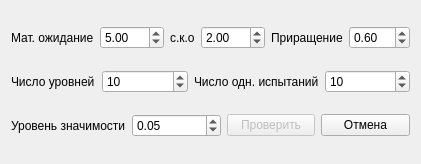
Old version of the form dialog.ui in the repository NikoOtiN/statistic2.
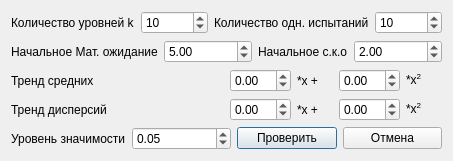
New version of the form.

The edit to the form file:
```diff
--- a/dialog.ui
+++ b/dialog.ui
@@ -6,8 +6,8 @@
    <rect>
     <x>0</x>
     <y>0</y>
-    <width>414</width>
-    <height>164</height>
+    <width>419</width>
+    <height>161</height>
    </rect>
   </property>
   <property name="windowTitle">
@@ -31,12 +31,50 @@
      <property name="leftMargin">
       <number>0</number>
      </property>
+     <item>
+      <layout class="QHBoxLayout" name="horizontalLayout_3">
+       <item>
+        <widget class="QLabel" name="label_6">
+         <property name="text">
+          <string>Количество уровней k</string>
+         </property>
+        </widget>
+       </item>
+       <item>
+        <widget class="QSpinBox" name="count_level">
+         <property name="maximum">
+          <number>100000</number>
+         </property>
+         <property name="value">
+          <number>10</number>
+         </property>
+        </widget>
+       </item>
+       <item>
+        <widget class="QLabel" name="label_4">
+         <property name="text">
+          <string>Количество одн. испытаний</string>
+         </property>
+        </widget>
+       </item>
+       <item>
+        <widget class="QSpinBox" name="size_n">
+         <property name="maximum">
+          <number>100000</number>
+         </property>
+         <property name="value">
+          <number>10</number>
+         </property>
+        </widget>
+       </item>
+      </layout>
+     </item>
      <item>
       <layout class="QHBoxLayout" name="horizontalLayout_5">
        <item>
         <widget class="QLabel" name="label_3">
          <property name="text">
-          <string>Мат. ожидание</string>
+          <string>Начальное Мат. ожидание</string>
          </property>
         </widget>
        </item>
@@ -53,7 +91,7 @@
        <item>
         <widget class="QLabel" name="label_2">
          <property name="text">
-          <string>с.к.о</string>
+          <string>Начальное с.к.о</string>
          </property>
         </widget>
        </item>
@@ -67,60 +105,91 @@
          </property>
         </widget>
        </item>
+      </layout>
+     </item>
+     <item>
+      <layout class="QHBoxLayout" name="horizontalLayout_2">
        <item>
         <widget class="QLabel" name="label">
          <property name="text">
-          <string>Приращение</string>
+          <string>Тренд средних</string>
          </property>
         </widget>
        </item>
        <item>
-        <widget class="QDoubleSpinBox" name="inc">
+        <layout class="QHBoxLayout" name="horizontalLayout_7">
+         <item>
+          <widget class="QDoubleSpinBox" name="trend_mean_SB1">
          <property name="minimum">
           <double>-99.000000000000000</double>
          </property>
-         <property name="value">
-          <double>0.600000000000000</double>
+          </widget>
+         </item>
+         <item>
+          <widget class="QLabel" name="label_8">
+           <property name="text">
+            <string>*x + </string>
          </property>
         </widget>
        </item>
-      </layout>
-     </item>
+         <item>
+          <widget class="QDoubleSpinBox" name="trend_mean_SB2">
+           <property name="minimum">
+            <double>-99.000000000000000</double>
+           </property>
+          </widget>
+         </item>
+         <item>
+          <widget class="QLabel" name="label_9">
+           <property name="text">
+            <string>&lt;html&gt;&lt;head/&gt;&lt;body&gt;&lt;p&gt;*x&lt;span style=&quot; vertical-align:super;&quot;&gt;2&lt;/span&gt;&lt;/p&gt;&lt;/body&gt;&lt;/html&gt;</string>
+           </property>
+          </widget>
+         </item>
+        </layout>
+       </item>
+      </layout>
+     </item>
      <item>
-      <layout class="QHBoxLayout" name="horizontalLayout_3">
+      <layout class="QHBoxLayout" name="horizontalLayout_6">
        <item>
-        <widget class="QLabel" name="label_6">
+        <widget class="QLabel" name="label_13">
          <property name="text">
-          <string>Число уровней</string>
+          <string>Тренд дисперсий</string>
          </property>
         </widget>
        </item>
        <item>
-        <widget class="QSpinBox" name="count_level">
-         <property name="maximum">
-          <number>100000</number>
-         </property>
-         <property name="value">
-          <number>10</number>
-         </property>
+        <layout class="QHBoxLayout" name="horizontalLayout_8">
+         <item>
+          <widget class="QDoubleSpinBox" name="trend_s_SB1">
+           <property name="minimum">
+            <double>-99.000000000000000</double>
+           </property>
         </widget>
        </item>
        <item>
-        <widget class="QLabel" name="label_4">
+          <widget class="QLabel" name="label_11">
          <property name="text">
-          <string>Число одн. испытаний</string>
+            <string>*x + </string>
          </property>
         </widget>
        </item>
        <item>
-        <widget class="QSpinBox" name="size_n">
-         <property name="maximum">
-          <number>100000</number>
-         </property>
-         <property name="value">
-          <number>10</number>
-         </property>
-        </widget>
+          <widget class="QDoubleSpinBox" name="trend_s_SB2">
+           <property name="minimum">
+            <double>-99.000000000000000</double>
+           </property>
+          </widget>
+         </item>
+         <item>
+          <widget class="QLabel" name="label_10">
+           <property name="text">
+            <string>&lt;html&gt;&lt;head/&gt;&lt;body&gt;&lt;p&gt;*x&lt;span style=&quot; vertical-align:super;&quot;&gt;2&lt;/span&gt;&lt;/p&gt;&lt;/body&gt;&lt;/html&gt;</string>
+           </property>
+          </widget>
+         </item>
+        </layout>
        </item>
       </layout>
      </item>
@@ -149,7 +218,7 @@
        <item>
         <widget class="QPushButton" name="pushButton">
          <property name="enabled">
-          <bool>false</bool>
+          <bool>true</bool>
          </property>
          <property name="text">
           <string>Проверить</string>
```
Lines whose indentation alone changed are shown as unchanged.
